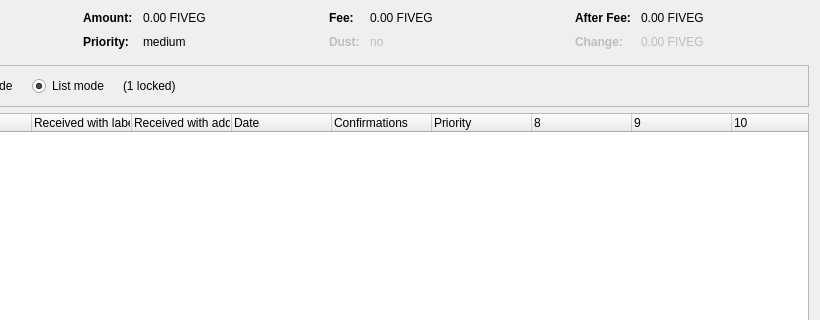
Above: src/qt/forms/sigmacoincontroldialog.ui from 5G-Cash/5G before the change; both pictures show x 180 to 1000 and y 0 to 320 of the 1000 by 500 pixel window. Below: the same form after it.
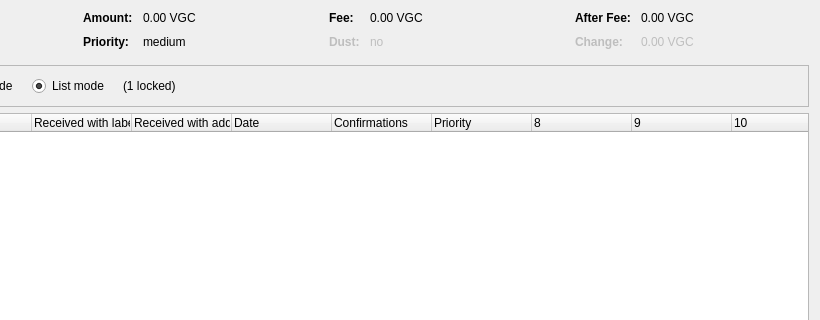
That is the form after the change. Custom widgets are drawn as their Qt base class.

```diff
--- a/src/qt/forms/sigmacoincontroldialog.ui
+++ b/src/qt/forms/sigmacoincontroldialog.ui
@@ -132,7 +132,7 @@
           <enum>Qt::ActionsContextMenu</enum>
          </property>
          <property name="text">
-          <string notr="true">0.00 FIVEG</string>
+          <string notr="true">0.00 VGC</string>
          </property>
          <property name="textInteractionFlags">
           <set>Qt::LinksAccessibleByMouse|Qt::TextSelectableByKeyboard|Qt::TextSelectableByMouse</set>
@@ -206,7 +206,7 @@
           <enum>Qt::ActionsContextMenu</enum>
          </property>
          <property name="text">
-          <string notr="true">0.00 FIVEG</string>
+          <string notr="true">0.00 VGC</string>
          </property>
          <property name="textInteractionFlags">
           <set>Qt::LinksAccessibleByMouse|Qt::TextSelectableByKeyboard|Qt::TextSelectableByMouse</set>
@@ -286,7 +286,7 @@
           <enum>Qt::ActionsContextMenu</enum>
          </property>
          <property name="text">
-          <string notr="true">0.00 FIVEG</string>
+          <string notr="true">0.00 VGC</string>
          </property>
          <property name="textInteractionFlags">
           <set>Qt::LinksAccessibleByMouse|Qt::TextSelectableByKeyboard|Qt::TextSelectableByMouse</set>
@@ -321,7 +321,7 @@
           <enum>Qt::ActionsContextMenu</enum>
          </property>
          <property name="text">
-          <string notr="true">0.00 FIVEG</string>
+          <string notr="true">0.00 VGC</string>
          </property>
          <property name="textInteractionFlags">
           <set>Qt::LinksAccessibleByMouse|Qt::TextSelectableByKeyboard|Qt::TextSelectableByMouse</set>
```
